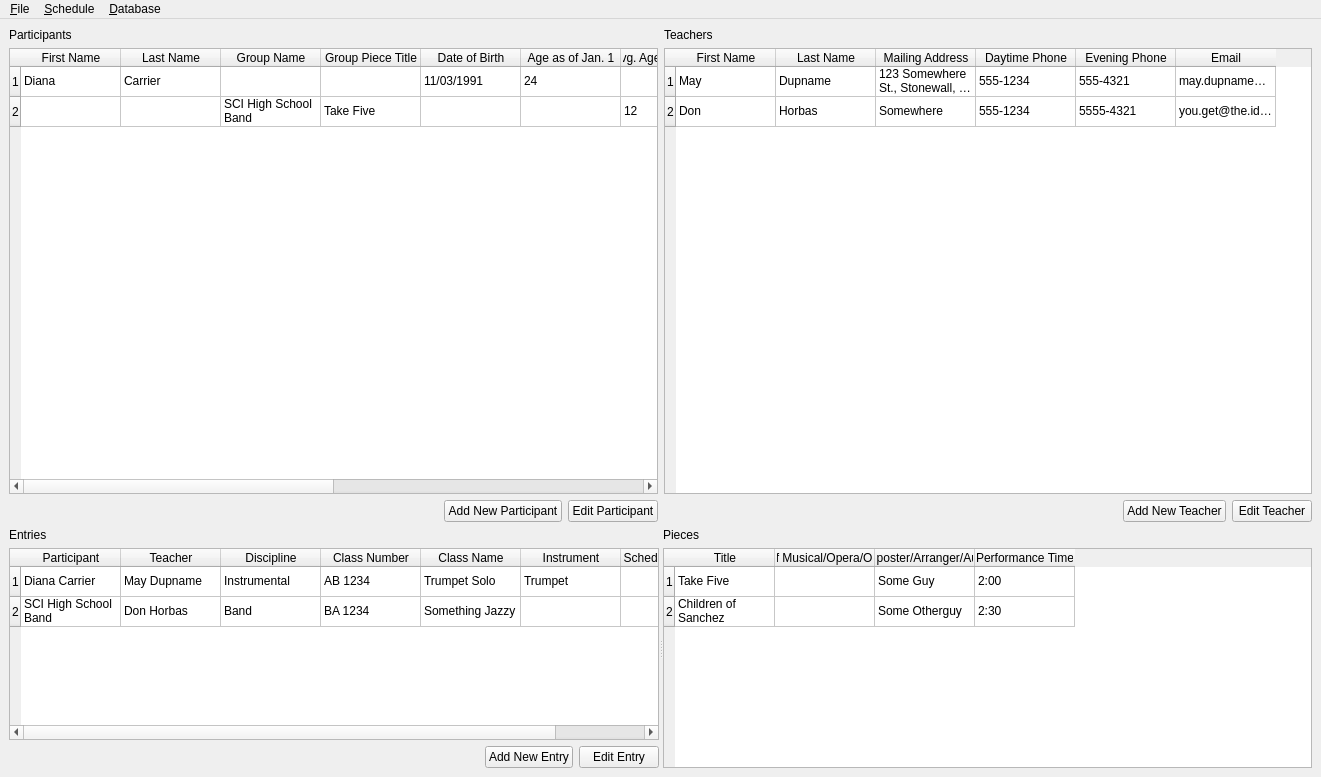
This is Forms/ui_mainwindow.ui in diana134/afs as Qt 5 draws it before an edit. The edited form follows.
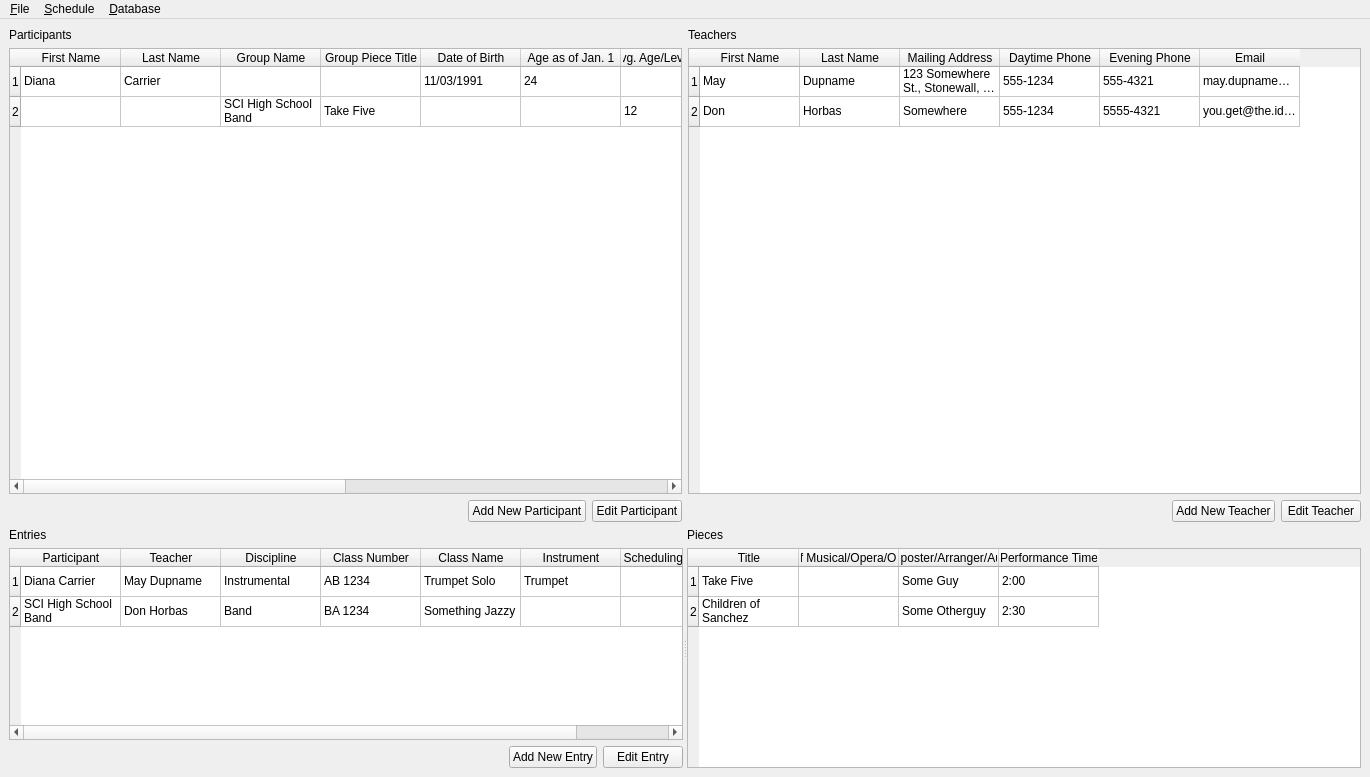
This is the edited form.

Commit message: Redesigned dialog for adding participants

```diff
--- a/Forms/ui_mainwindow.ui
+++ b/Forms/ui_mainwindow.ui
@@ -6,7 +6,7 @@
    <rect>
     <x>0</x>
     <y>0</y>
-    <width>1321</width>
+    <width>1370</width>
     <height>777</height>
    </rect>
   </property>
@@ -647,7 +647,7 @@
     <rect>
      <x>0</x>
      <y>0</y>
-     <width>1321</width>
+     <width>1370</width>
      <height>25</height>
     </rect>
    </property>
```
The commit also changes 5 other files.
